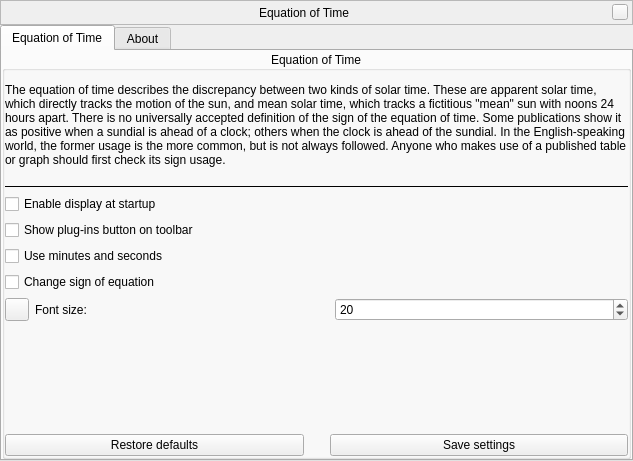
Old version of the form plugins/EquationOfTime/src/gui/equationOfTimeWindow.ui in the repository Stellarium/stellarium.
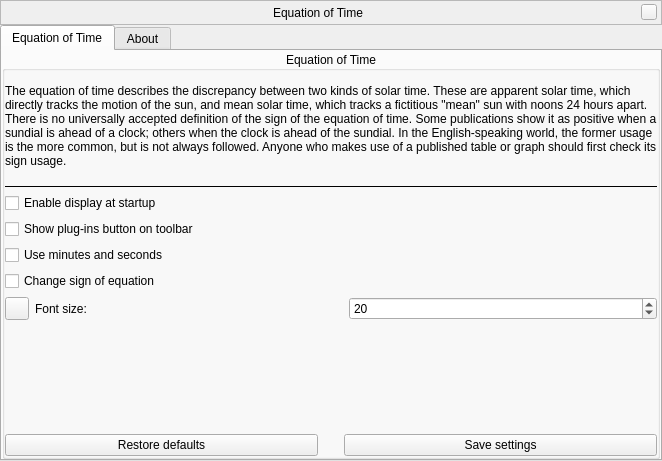
New version of the form. Custom widgets are drawn as their Qt base class.

```diff
--- a/plugins/EquationOfTime/src/gui/equationOfTimeWindow.ui
+++ b/plugins/EquationOfTime/src/gui/equationOfTimeWindow.ui
@@ -6,7 +6,7 @@
    <rect>
     <x>0</x>
     <y>0</y>
-    <width>633</width>
+    <width>662</width>
     <height>461</height>
    </rect>
   </property>
@@ -199,6 +199,18 @@
           </item>
           <item>
            <widget class="Line" name="line">
+            <property name="minimumSize">
+             <size>
+              <width>0</width>
+              <height>1</height>
+             </size>
+            </property>
+            <property name="maximumSize">
+             <size>
+              <width>16777215</width>
+              <height>1</height>
+             </size>
+            </property>
             <property name="baseSize">
              <size>
               <width>0</width>
```
Left out of the diff: 6 changed lines with no effect on the pictures.
